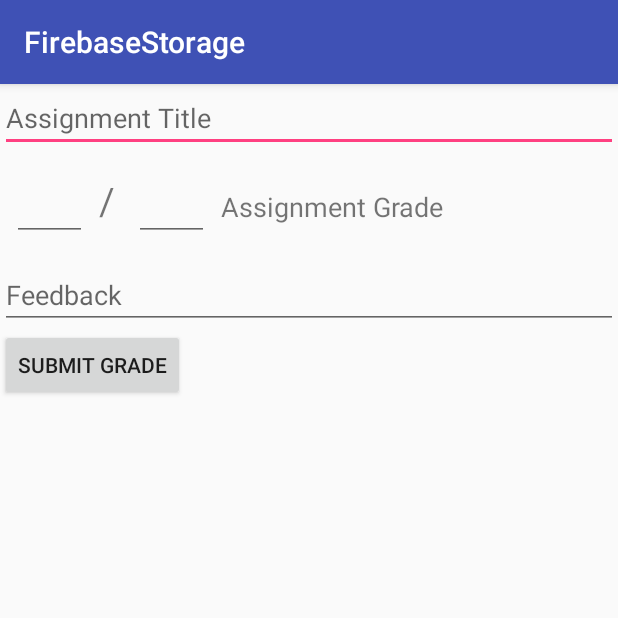
After one commit to torresedel/GetImage, an Android app: the InputAssignmentInfo screen opened directly, with no data from a screen before it, on a phone screen of 412 x 824 dp, the top half of it. The commit adds this screen. Run offline under Robolectric (Android 15) with nearby library versions, the phone set to English and light mode, and no system bars; our stand-ins replace ButterKnife.

Commit message:
Assignment Input Activity Assignment Info Class

```diff
--- a/app/src/main/AndroidManifest.xml
+++ b/app/src/main/AndroidManifest.xml
@@ -17,7 +17,8 @@
             </intent-filter>
         </activity>
         <activity android:name=".InputInsurance" />
-        <activity android:name=".InputPtoInfo"></activity>
+        <activity android:name=".InputPtoInfo" />
+        <activity android:name=".InputAssignmentInfo"></activity>
     </application>
 
 </manifest>
--- /dev/null
+++ b/app/src/main/java/com/example/admin/firebasestorage/InputAssignmentInfo.java
@@ -0,0 +1,61 @@
+package com.example.admin.firebasestorage;
+
+import android.os.Bundle;
+import android.support.v7.app.AppCompatActivity;
+import android.util.Log;
+import android.view.View;
+import android.widget.Button;
+import android.widget.EditText;
+import android.widget.Toast;
+
+import butterknife.BindView;
+import butterknife.ButterKnife;
+
+public class InputAssignmentInfo extends AppCompatActivity {
+    private static final String TAG = "InputAssignmentInfoTag";
+
+    @BindView(R.id.etAssignment_title)
+    EditText etAssignmentTitle;
+    @BindView(R.id.etAssignment_grade)
+    EditText etAssignmentGrade;
+    @BindView(R.id.etAssignment_totalGrade)
+    EditText etAssignmentTotalGrade;
+    @BindView(R.id.etAssignment_feedback)
+    EditText etAssignmentFeedback;
+    @BindView(R.id.btnAssignment_submit)
+    Button btnAssignmentSubmit;
+
+    @Override
+    protected void onCreate(Bundle savedInstanceState) {
+        super.onCreate(savedInstanceState);
+        setContentView(R.layout.activity_input_assignment_info);
+        ButterKnife.bind(this);
+
+        btnAssignmentSubmit.setOnClickListener(new View.OnClickListener() {
+            @Override
+            public void onClick(View v) {
+                //IF Fields not empty
+                if(!etAssignmentTitle.getText().toString().isEmpty() &&
+                        !etAssignmentGrade.getText().toString().isEmpty() &&
+                        !etAssignmentTotalGrade.getText().toString().isEmpty() &&
+                        !etAssignmentFeedback.getText().toString().isEmpty()){
+                    //IF Grade > Total || Total > 1000
+                    if(Integer.valueOf(etAssignmentGrade.getText().toString()) >
+                            Integer.valueOf(etAssignmentTotalGrade.getText().toString()) ||
+                            Integer.valueOf(etAssignmentTotalGrade.getText().toString()) > 1000){
+                        Toast.makeText(InputAssignmentInfo.this, "Incorrect Fields", Toast.LENGTH_SHORT).show();
+                    }else{
+                        AssignmentInfoClass assignmentInfo = new AssignmentInfoClass();
+                        assignmentInfo.setTitleAssignment(etAssignmentTitle.getText().toString());
+                        assignmentInfo.setGrade(Float.valueOf(etAssignmentGrade.getText().toString())
+                        / Float.valueOf(etAssignmentTotalGrade.getText().toString()));
+                        assignmentInfo.setFeedback(etAssignmentFeedback.getText().toString());
+                        Log.d(TAG, "onClick: " + assignmentInfo.toString());
+                    }
+                }else{
+                    Toast.makeText(InputAssignmentInfo.this, "Empty Fields", Toast.LENGTH_SHORT).show();
+                }
+            }
+        });
+    }
+}
--- /dev/null
+++ b/app/src/main/res/layout/activity_input_assignment_info.xml
@@ -0,0 +1,86 @@
+<?xml version="1.0" encoding="utf-8"?>
+<LinearLayout xmlns:android="http://schemas.android.com/apk/res/android"
+    xmlns:app="http://schemas.android.com/apk/res-auto"
+    xmlns:tools="http://schemas.android.com/tools"
+    android:layout_width="match_parent"
+    android:layout_height="match_parent"
+    android:orientation="vertical"
+    android:weightSum="1"
+    tools:context="com.example.admin.firebasestorage.InputAssignmentInfo">
+
+    <EditText
+        android:id="@+id/etAssignment_title"
+        android:layout_width="match_parent"
+        android:layout_height="wrap_content"
+        android:hint="Assignment Title" />
+
+    <android.support.constraint.ConstraintLayout
+        android:layout_width="match_parent"
+        android:layout_height="wrap_content"
+        android:layout_weight="0.02">
+
+        <EditText
+            android:id="@+id/etAssignment_grade"
+            android:layout_width="50dp"
+            android:layout_height="wrap_content"
+            android:layout_marginBottom="8dp"
+            android:layout_marginLeft="8dp"
+            android:layout_marginTop="8dp"
+            android:inputType="numberDecimal"
+            app:layout_constraintBottom_toBottomOf="parent"
+            app:layout_constraintLeft_toLeftOf="parent"
+            app:layout_constraintTop_toTopOf="parent" />
+
+        <EditText
+            android:id="@+id/etAssignment_totalGrade"
+            android:layout_width="50dp"
+            android:layout_height="wrap_content"
+            android:layout_marginBottom="8dp"
+            android:layout_marginLeft="0dp"
+            android:layout_marginTop="8dp"
+            android:inputType="numberDecimal"
+            app:layout_constraintBottom_toBottomOf="parent"
+            app:layout_constraintLeft_toRightOf="@+id/textView"
+            app:layout_constraintTop_toTopOf="parent" />
+
+        <TextView
+            android:id="@+id/textView"
+            android:layout_width="23dp"
+            android:layout_height="42dp"
+            android:layout_marginBottom="9dp"
+            android:layout_marginLeft="8dp"
+            android:layout_marginTop="8dp"
+            android:text="/"
+            android:textSize="25sp"
+            app:layout_constraintBottom_toBottomOf="parent"
+            app:layout_constraintLeft_toRightOf="@+id/etAssignment_grade"
+            app:layout_constraintTop_toTopOf="parent" />
+
+        <TextView
+            android:id="@+id/textView5"
+            android:layout_width="wrap_content"
+            android:layout_height="wrap_content"
+            android:layout_marginBottom="8dp"
+            android:layout_marginLeft="8dp"
+            android:layout_marginTop="8dp"
+            android:text="Assignment Grade"
+            android:textSize="18sp"
+            app:layout_constraintBottom_toBottomOf="parent"
+            app:layout_constraintLeft_toRightOf="@+id/etAssignment_totalGrade"
+            app:layout_constraintTop_toTopOf="parent" />
+
+    </android.support.constraint.ConstraintLayout>
+
+    <EditText
+        android:id="@+id/etAssignment_feedback"
+        android:layout_width="match_parent"
+        android:layout_height="wrap_content"
+        android:hint="Feedback" />
+
+    <Button
+        android:id="@+id/btnAssignment_submit"
+        android:layout_width="wrap_content"
+        android:layout_height="wrap_content"
+        android:text="Submit Grade" />
+
+</LinearLayout>
```
Also changed, not shown: app/src/main/java/com/example/admin/firebasestorage/AssignmentInfoClass.java (added, +49 -0 lines), app/src/main/java/com/example/admin/firebasestorage/MainActivity.java (+21 -13 lines), app/src/main/res/layout/activity_main.xml (+6 -1 lines).
